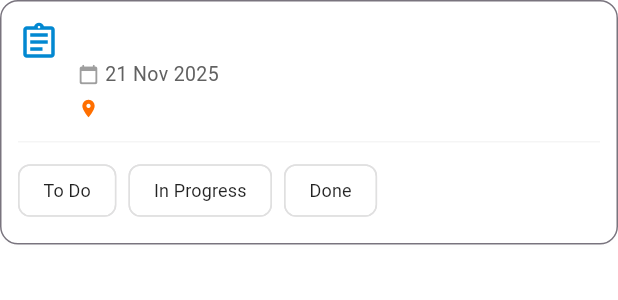
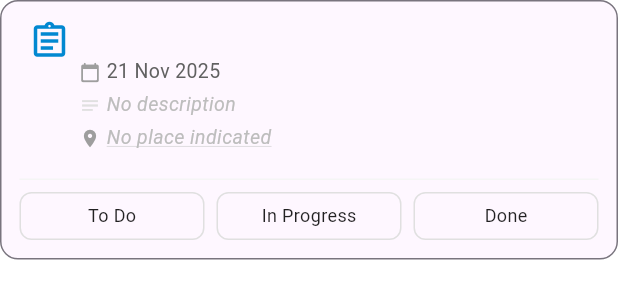
Before and after one commit to quangdangnhat/nov3_shared_todo_app, a Flutter app: the TaskListTile widget shown alone on an empty page, opened directly with empty values, on a phone screen of 412 x 824 dp. Shown: the top 300 px of the screen. Run offline on Flutter 3.47's test engine with Material 3 defaults, Android fonts, the phone set to English and light mode, and no system bars; our stand-ins replace flutter_map, geolocator, go_router, latlong2, supabase_flutter, table_calendar; missing offline and left inert: animated_tree_view; accounts and stored records are empty.

```diff
--- a/shared_todo_app/lib/features/todo_lists/presentation/widgets/task_list_tile.dart
+++ b/shared_todo_app/lib/features/todo_lists/presentation/widgets/task_list_tile.dart
@@ -28,8 +28,8 @@ class TaskListTile extends StatefulWidget {
 }
 
 class _TaskListTileState extends State<TaskListTile> {
-  // Variabile locale per gestire l'aggiornamento immediato del chip
   late String _currentStatus;
+  bool _isUpdating = false;
 
   @override
   void initState() {
@@ -40,20 +40,41 @@ class _TaskListTileState extends State<TaskListTile> {
   @override
   void didUpdateWidget(covariant TaskListTile oldWidget) {
     super.didUpdateWidget(oldWidget);
-    // Se lo stream invia un aggiornamento reale dal database, allineiamo lo stato
-    if (widget.task.status != oldWidget.task.status) {
+    if (!_isUpdating && widget.task.status != _currentStatus) {
+      setState(() {
         _currentStatus = widget.task.status;
+      });
     }
   }
 
   void _updateStatusOptimistically(String newStatus) {
-    if (_currentStatus == newStatus) return;
+    if (_currentStatus == newStatus || _isUpdating) return;
 
     setState(() {
       _currentStatus = newStatus;
+      _isUpdating = true;
     });
-    // Notifica il genitore/backend
+
     widget.onStatusChanged(newStatus);
+
+    Future.delayed(const Duration(milliseconds: 500), () {
+      if (mounted) {
+        setState(() {
+          _isUpdating = false;
+        });
+      }
+    });
+  }
+
+  // METODO SEPARATO per aprire la mappa - NON causa rebuild del tile
+  void _openMapDialog() {
+    showDialog(
+      context: context,
+      builder: (dialogContext) => MapDialog(
+        taskId: widget.task.id,
+        taskRepository: TaskRepository(),
+      ),
+    );
   }
 
   @override
@@ -63,44 +84,52 @@ class _TaskListTileState extends State<TaskListTile> {
     final bool isAdmin = widget.currentUserRole == 'admin';
     final task = widget.task;
 
-    // Usiamo _currentStatus invece di task.status per la logica visiva immediata
-    final bool isOverdue = task.dueDate.isBefore(
-          DateTime(
-              DateTime.now().year, DateTime.now().month, DateTime.now().day),
-        ) &&
-        _currentStatus != 'Done';
     final bool isDone = _currentStatus == 'Done';
 
-    final Color borderColor =
-        isOverdue ? colorScheme.error.withOpacity(0.5) : theme.dividerColor;
+    final now = DateTime.now();
+    final today = DateTime(now.year, now.month, now.day);
+    final bool isOverdue = task.dueDate.isBefore(today) && !isDone;
 
+    final Color borderColor = theme.dividerColor;
     final Color titleColor = isDone
         ? theme.disabledColor
-        : theme.textTheme.titleMedium?.color ?? Colors.black;
+        : (theme.textTheme.titleMedium?.color ?? Colors.black);
+    final Color dateColor = isOverdue ? colorScheme.error : Colors.grey[700]!;
 
     final double titleSize = ResponsiveLayout.isMobile(context) ? 16 : 18;
     final double bodySize = ResponsiveLayout.isMobile(context) ? 13 : 14;
 
-    return Card(
+    // Precalcoliamo le stringhe per evitare calcoli durante il build
+    final bool hasDescription = task.desc != null && task.desc!.isNotEmpty;
+    final String descriptionText = hasDescription ? task.desc! : 'No description';
+    final Color descriptionColor = hasDescription ? Colors.grey[600]! : Colors.grey[400]!;
+
+    final bool hasPlace = task.placeName != null && task.placeName!.isNotEmpty;
+    final String placeText = hasPlace ? task.placeName! : "No place indicated";
+    final Color placeTextColor = hasPlace ? Colors.black87 : Colors.grey[400]!;
+    final Color placeIconColor = hasPlace ? colorScheme.secondary : Colors.grey;
+
+    return RepaintBoundary(
+      child: Container(
         margin: const EdgeInsets.only(bottom: 12),
-      elevation: 1,
-      shape: RoundedRectangleBorder(
+        decoration: BoxDecoration(
+          color: theme.cardColor,
           borderRadius: BorderRadius.circular(12),
-        side: BorderSide(color: borderColor, width: 1),
+          border: Border.all(color: borderColor, width: 1),
         ),
         child: Padding(
           padding: const EdgeInsets.all(12.0),
           child: Column(
             crossAxisAlignment: CrossAxisAlignment.start,
-          mainAxisSize:
-              MainAxisSize.min, // Importante per evitare espansioni errate
+            mainAxisSize: MainAxisSize.min,
             children: [
               Row(
                 crossAxisAlignment: CrossAxisAlignment.start,
                 children: [
-                // 1. ICONA
-                Padding(
-                  padding: const EdgeInsets.only(right: 12.0, top: 2),
+                  // ICONA - DIMENSIONE FISSA
+                  SizedBox(
+                    width: 40,
+                    height: 28,
                     child: Icon(
                       Icons.assignment_outlined,
                       color: isDone ? theme.disabledColor : colorScheme.primary,
@@ -108,62 +137,76 @@ class _TaskListTileState extends State<TaskListTile> {
                     ),
                   ),
 
-                // 2. CONTENUTO TESTUALE
+                  // CONTENUTO TESTUALE - ALTEZZA FISSA GARANTITA
                   Expanded(
+                    child: SizedBox(
+                      height: 94, // Altezza fissa per contenere tutti gli elementi
                       child: Column(
                         crossAxisAlignment: CrossAxisAlignment.start,
+                        mainAxisAlignment: MainAxisAlignment.start,
                         children: [
-                      // Titolo
-                      Text(
+                          // Titolo - ALTEZZA FISSA
+                          SizedBox(
+                            height: 20,
+                            child: Text(
                               task.title,
                               style: TextStyle(
                                 fontSize: titleSize,
                                 fontWeight: FontWeight.w600,
                                 color: titleColor,
-                          decoration:
-                              isDone ? TextDecoration.lineThrough : null,
+                                height: 1.2,
+                              ),
+                              maxLines: 1,
+                              overflow: TextOverflow.ellipsis,
                             ),
                           ),
                           const SizedBox(height: 6),
 
-                      // Data
-                      Row(
+                          // Data - ALTEZZA FISSA
+                          SizedBox(
+                            height: 18,
+                            child: Row(
                               children: [
-                          Icon(Icons.calendar_today_rounded,
+                                Icon(
+                                  Icons.calendar_today_rounded,
                                   size: 14,
-                              color:
-                                  isOverdue ? colorScheme.error : Colors.grey),
+                                  color: isOverdue ? colorScheme.error : Colors.grey,
+                                ),
                                 const SizedBox(width: 4),
                                 Text(
                                   DateFormat('dd MMM yyyy').format(task.dueDate),
                                   style: TextStyle(
                                     fontSize: bodySize,
-                              color: isOverdue
-                                  ? colorScheme.error
-                                  : Colors.grey[700],
-                              fontWeight: isOverdue
-                                  ? FontWeight.bold
-                                  : FontWeight.normal,
+                                    color: dateColor,
+                                    fontWeight: FontWeight.normal,
+                                    height: 1.2,
                                   ),
                                 ),
                               ],
                             ),
+                          ),
+                          const SizedBox(height: 4),
 
-                      // Descrizione
-                      if (task.desc != null && task.desc!.isNotEmpty)
-                        Padding(
-                          padding: const EdgeInsets.only(top: 4.0),
+                          // Descrizione - SEMPRE PRESENTE CON ALTEZZA FISSA
+                          SizedBox(
+                            height: 18,
                             child: Row(
                               children: [
-                              const Icon(Icons.notes,
-                                  size: 14, color: Colors.grey),
+                                Icon(
+                                  Icons.notes,
+                                  size: 14,
+                                  color: hasDescription ? Colors.grey : Colors.grey[300],
+                                ),
                                 const SizedBox(width: 4),
                                 Expanded(
                                   child: Text(
-                                  task.desc!,
+                                    descriptionText,
                                     style: TextStyle(
                                       fontSize: bodySize,
-                                      color: Colors.grey[600]),
+                                      color: descriptionColor,
+                                      height: 1.2,
+                                      fontStyle: hasDescription ? FontStyle.normal : FontStyle.italic,
+                                    ),
                                     maxLines: 1,
                                     overflow: TextOverflow.ellipsis,
                                   ),
@@ -171,42 +214,36 @@ class _TaskListTileState extends State<TaskListTile> {
                               ],
                             ),
                           ),
+                          const SizedBox(height: 4),
 
-                      // Luogo
-                      Padding(
-                        padding: const EdgeInsets.only(top: 4.0),
+                          // Luogo - SEMPRE PRESENTE CON ALTEZZA FISSA
+                          // IMPORTANTE: InkWell invece di GestureDetector per non causare rebuild
+                          SizedBox(
+                            height: 18,
                             child: InkWell(
-                          onTap: () {
-                            showDialog(
-                              context: context,
-                              builder: (_) => MapDialog(
-                                taskId: task.id,
-                                taskRepository: TaskRepository(),
-                              ),
-                            );
-                          },
+                              onTap: _openMapDialog, // Metodo separato
+                              // Rimuoviamo l'effetto splash per evitare repaint
+                              splashColor: Colors.transparent,
+                              highlightColor: Colors.transparent,
                               child: Row(
                                 mainAxisSize: MainAxisSize.min,
                                 children: [
                                   Icon(
                                     Icons.location_on,
                                     size: 14,
-                                color: task.placeName != null
-                                    ? colorScheme.secondary
-                                    : Colors.grey,
+                                    color: placeIconColor,
                                   ),
                                   const SizedBox(width: 4),
                                   Flexible(
                                     child: Text(
-                                  task.placeName ?? "No place indicated",
+                                      placeText,
                                       style: TextStyle(
                                         fontSize: bodySize,
-                                    color: task.placeName != null
-                                        ? Colors.black87
-                                        : Colors.grey,
-                                    fontStyle: task.placeName == null
-                                        ? FontStyle.italic
-                                        : FontStyle.normal,
+                                        color: placeTextColor,
+                                        fontStyle: hasPlace ? FontStyle.normal : FontStyle.italic,
+                                        height: 1.2,
+                                        decoration: TextDecoration.underline, // Indica che è cliccabile
+                                        decorationColor: placeTextColor.withOpacity(0.5),
                                       ),
                                       maxLines: 1,
                                       overflow: TextOverflow.ellipsis,
@@ -219,28 +256,39 @@ class _TaskListTileState extends State<TaskListTile> {
                         ],
                       ),
                     ),
+                  ),
 
-                // 3. MENU OPZIONI
-                if (isAdmin)
+                  // MENU OPZIONI - DIMENSIONE FISSA
                   SizedBox(
                     width: 24,
-                    child: PopupMenuButton<String>(
+                    height: 24,
+                    child: isAdmin
+                        ? PopupMenuButton<String>(
                             padding: EdgeInsets.zero,
-                      icon: const Icon(Icons.more_vert, color: Colors.grey),
+                            icon: const Icon(Icons.more_vert, color: Colors.grey, size: 20),
                             onSelected: (value) {
-                        if (value == 'edit')
+                              if (value == 'edit') {
                                 widget.onEdit();
-                        else if (value == 'delete') widget.onDelete();
+                              } else if (value == 'delete') {
+                                widget.onDelete();
+                              }
                             },
                             itemBuilder: (context) => [
-                        const PopupMenuItem(value: 'edit', child: Text('Edit')),
+                              const PopupMenuItem(
+                                value: 'edit',
+                                child: Text('Edit'),
+                              ),
                               const PopupMenuItem(
                                 value: 'delete',
-                            child: Text('Delete',
-                                style: TextStyle(color: Colors.red))),
+                                child: Text(
+                                  'Delete',
+                                  style: TextStyle(color: Colors.red),
+                                ),
+                              ),
                             ],
+                          )
+                        : const SizedBox.shrink(),
                   ),
-                  )
                 ],
               ),
 
@@ -248,47 +296,61 @@ class _TaskListTileState extends State<TaskListTile> {
               const Divider(height: 1),
               const SizedBox(height: 8),
 
-            // 4. CHIPS STATO
-            SingleChildScrollView(
-              scrollDirection: Axis.horizontal,
+              // BOTTONI STATO - ALTEZZA FISSA
+              SizedBox(
+                height: 32,
                 child: Row(
-                children: ['To Do', 'In Progress', 'Done'].map((status) {
-                  // Confrontiamo con lo stato locale per update immediato
-                  final bool isSelected = _currentStatus == status;
-                  return Padding(
-                    padding: const EdgeInsets.only(right: 8.0),
-                    child: ChoiceChip(
-                      label: Text(status),
-                      selected: isSelected,
-                      onSelected: (selected) {
-                        // Cambiamo stato solo se è diverso e selezionato
-                        if (selected && !isSelected) {
-                          _updateStatusOptimistically(status);
-                        }
-                      },
-                      selectedColor: colorScheme.primary,
-                      backgroundColor: theme.scaffoldBackgroundColor,
-                      labelStyle: TextStyle(
-                        color: isSelected ? Colors.white : Colors.black87,
-                        fontSize: 12,
-                        fontWeight:
-                            isSelected ? FontWeight.bold : FontWeight.normal,
-                      ),
-                      shape: RoundedRectangleBorder(
-                          borderRadius: BorderRadius.circular(8)),
-                      side: BorderSide(
-                          color: isSelected
-                              ? Colors.transparent
-                              : Colors.grey.shade300),
-                      showCheckmark: false,
-                    ),
-                  );
-                }).toList(),
+                  crossAxisAlignment: CrossAxisAlignment.stretch,
+                  children: [
+                    _buildStaticStatusButton(context, 'To Do', _currentStatus == 'To Do'),
+                    const SizedBox(width: 8),
+                    _buildStaticStatusButton(context, 'In Progress', _currentStatus == 'In Progress'),
+                    const SizedBox(width: 8),
+                    _buildStaticStatusButton(context, 'Done', _currentStatus == 'Done'),
+                  ],
                 ),
               ),
             ],
           ),
         ),
+      ),
+    );
+  }
+
+  Widget _buildStaticStatusButton(BuildContext context, String label, bool isSelected) {
+    final theme = Theme.of(context);
+    final colorScheme = theme.colorScheme;
+
+    return Expanded(
+      child: GestureDetector(
+        onTap: () {
+           if (!isSelected && !_isUpdating) {
+             _updateStatusOptimistically(label);
+           }
+        },
+        child: Container(
+          alignment: Alignment.center,
+          decoration: BoxDecoration(
+            color: isSelected ? colorScheme.primary : Colors.transparent,
+            borderRadius: BorderRadius.circular(8),
+            border: Border.all(
+              color: isSelected ? colorScheme.primary : Colors.grey.shade300,
+              width: 1,
+            ),
+          ),
+          child: Text(
+            label,
+            style: TextStyle(
+              fontSize: 12,
+              color: isSelected ? Colors.white : Colors.black87,
+              fontWeight: FontWeight.normal,
+              height: 1.0,
+            ),
+            maxLines: 1,
+            overflow: TextOverflow.ellipsis,
+          ),
+        ),
+      ),
     );
   }
 }
```
Also changed, not shown: shared_todo_app/lib/features/todo_lists/detail.dart/todo_list_detail_screen.dart (+102 -83 lines). Lines whose indentation alone changed are shown as unchanged.
